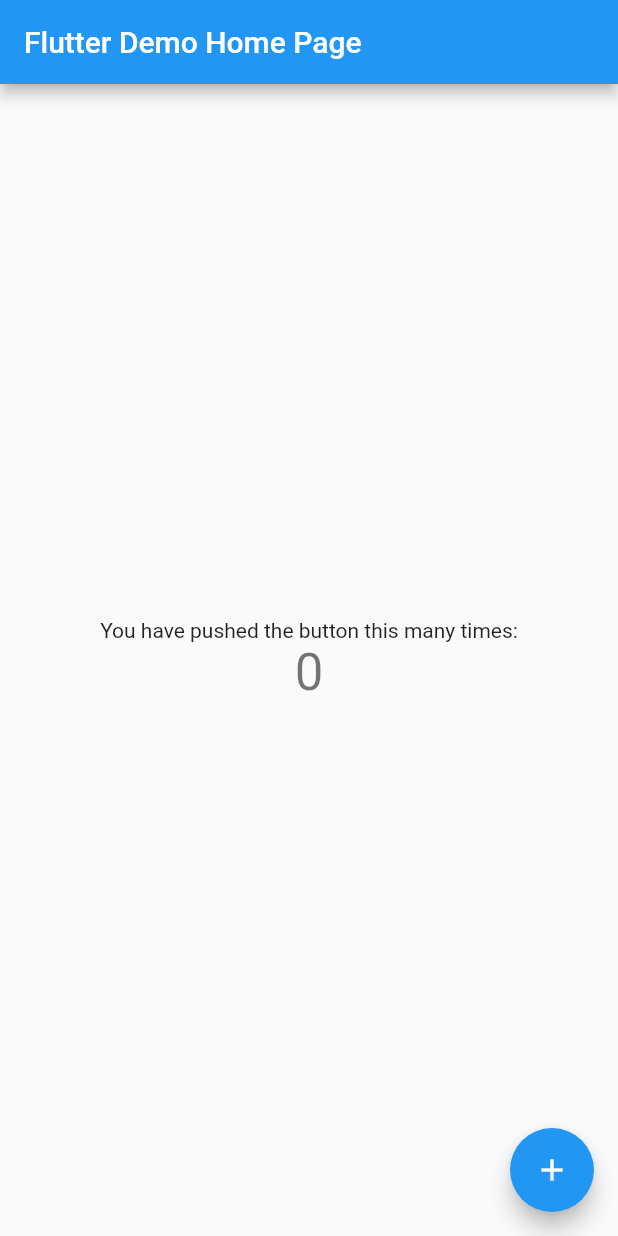
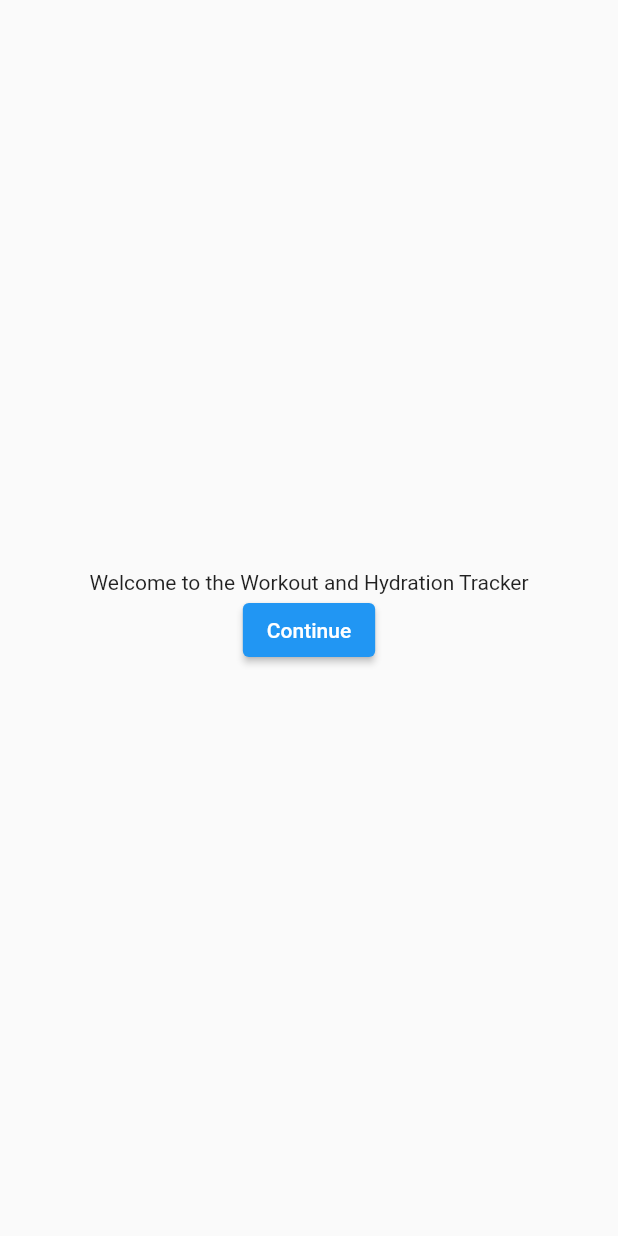
Before and after one commit to prinfray/water_app, a Flutter app: the screen it shows after launch, on a phone screen of 412 x 824 dp. Run offline on Flutter 3.47's test engine with Material 2 defaults, Android fonts, the phone set to English and light mode, and no system bars.

Commit message:
add screens widgets and data structure

```diff
--- /dev/null
+++ b/water_app/lib/data/exercice_data.dart
@@ -0,0 +1,86 @@
+import 'package:flutter/material.dart';
+import '../screens/exercise.dart';
+import '../screens/workout.dart';
+
+class WorkoutData extends ChangeNotifier {
+/*
+WORKOUT DATA STRUCTURE
+  */
+
+  List<Workout> workoutList = [
+    //default workout
+    Workout(name: "Workout1", exercises: [
+      Exercise(
+          name: "exercice1", weight: "weight1", reps: "reps1", sets: "sets1")
+    ]),
+    Workout(name: "Workout2", exercises: [
+      Exercise(
+          name: "exercice2", weight: "weight2", reps: "reps2", sets: "sets2")
+    ]),
+  ];
+
+  // get the list of workouts
+  List<Workout> getWorkoutList() {
+    return workoutList;
+  }
+
+  //add a workout
+  void addWorkout(String name) {
+    workoutList.add(Workout(name: name, exercises: []));
+
+    notifyListeners();
+  }
+
+  //add an exercise to a workout
+
+  void addExercise(String workoutName, String exerciseName, String weight,
+      String reps, String sets) {
+    Workout relevantWorkout = getRelevantWorkout(workoutName);
+    relevantWorkout.exercises.add(
+      Exercise(
+        name: exerciseName,
+        weight: weight,
+        reps: reps,
+        sets: sets,
+      ),
+    );
+    notifyListeners();
+  }
+
+  //check off the exercise
+  void checkOffExercise(String workoutName, String exerciseName) {
+    //find the relevant workout and relevant exercise in that workout
+    Exercise relevantExercise = getRelevantExercise(workoutName, exerciseName);
+
+    //check off boolean to show user completed the exercise
+    relevantExercise.isCompleted = !relevantExercise.isCompleted;
+    notifyListeners();
+  }
+
+  //get length of a given workout
+  int numberOfExercisesInWorkout(String workoutName) {
+    Workout relevantWorkout = getRelevantWorkout(workoutName);
+
+    return relevantWorkout.exercises.length;
+  }
+
+  //get the relevantWorkout
+  getRelevantWorkout(String workoutName) {
+    Workout relevantWorkout =
+        workoutList.firstWhere((workout) => workout.name == workoutName);
+
+    return relevantWorkout;
+  }
+
+  //return relevant exercise object, given a workout name + exercise name
+  Exercise getRelevantExercise(String workoutName, String exerciseName) {
+    //find relevant workout first
+    Workout relevantWorkout = getRelevantWorkout(workoutName);
+
+    //then find the relevant exercise in that workout
+    Exercise relevantExercise = relevantWorkout.exercises
+        .firstWhere((exercise) => exercise.name == exerciseName);
+
+    return relevantExercise;
+  }
+}
--- /dev/null
+++ b/water_app/lib/data/hydration_data.dart
@@ -0,0 +1,5 @@
+import 'package:flutter/material.dart';
+
+class HydrationData extends ChangeNotifier {
+
+}
--- a/water_app/lib/main.dart
+++ b/water_app/lib/main.dart
@@ -1,4 +1,8 @@
 import 'package:flutter/material.dart';
+import 'package:water_app/screens/home_page.dart';
+import 'package:provider/provider.dart';
+
+import 'data/exercice_data.dart';
 
 void main() {
   runApp(const MyApp());
@@ -10,106 +14,11 @@ class MyApp extends StatelessWidget {
   // This widget is the root of your application.
   @override
   Widget build(BuildContext context) {
-    return MaterialApp(
-      title: 'Flutter Demo',
-      theme: ThemeData(
-        // This is the theme of your application.
-        //
-        // Try running your application with "flutter run". You'll see the
-        // application has a blue toolbar. Then, without quitting the app, try
-        // changing the primarySwatch below to Colors.green and then invoke
-        // "hot reload" (press "r" in the console where you ran "flutter run",
-        // or simply save your changes to "hot reload" in a Flutter IDE).
-        // Notice that the counter didn't reset back to zero; the application
-        // is not restarted.
-        primarySwatch: Colors.blue,
-      ),
-      home: const MyHomePage(title: 'Flutter Demo Home Page'),
-    );
+    return ChangeNotifierProvider(
+        create: (context) => WorkoutData(),
+        child: const MaterialApp(
+          debugShowCheckedModeBanner: false,
+          home: HomePage(),
+        ));
   }
 }
-
-class MyHomePage extends StatefulWidget {
-  const MyHomePage({super.key, required this.title});
-
-  // This widget is the home page of your application. It is stateful, meaning
-  // that it has a State object (defined below) that contains fields that affect
-  // how it looks.
-
-  // This class is the configuration for the state. It holds the values (in this
-  // case the title) provided by the parent (in this case the App widget) and
-  // used by the build method of the State. Fields in a Widget subclass are
-  // always marked "final".
-
-  final String title;
-
-  @override
-  State<MyHomePage> createState() => _MyHomePageState();
-}
-
-class _MyHomePageState extends State<MyHomePage> {
-  int _counter = 0;
-
-  void _incrementCounter() {
-    setState(() {
-      // This call to setState tells the Flutter framework that something has
-      // changed in this State, which causes it to rerun the build method below
-      // so that the display can reflect the updated values. If we changed
-      // _counter without calling setState(), then the build method would not be
-      // called again, and so nothing would appear to happen.
-      _counter++;
-    });
-  }
-
-  @override
-  Widget build(BuildContext context) {
-    // This method is rerun every time setState is called, for instance as done
-    // by the _incrementCounter method above.
-    //
-    // The Flutter framework has been optimized to make rerunning build methods
-    // fast, so that you can just rebuild anything that needs updating rather
-    // than having to individually change instances of widgets.
-    return Scaffold(
-      appBar: AppBar(
-        // Here we take the value from the MyHomePage object that was created by
-        // the App.build method, and use it to set our appbar title.
-        title: Text(widget.title),
-      ),
-      body: Center(
-        // Center is a layout widget. It takes a single child and positions it
-        // in the middle of the parent.
-        child: Column(
-          // Column is also a layout widget. It takes a list of children and
-          // arranges them vertically. By default, it sizes itself to fit its
-          // children horizontally, and tries to be as tall as its parent.
-          //
-          // Invoke "debug painting" (press "p" in the console, choose the
-          // "Toggle Debug Paint" action from the Flutter Inspector in Android
-          // Studio, or the "Toggle Debug Paint" command in Visual Studio Code)
-          // to see the wireframe for each widget.
-          //
-          // Column has various properties to control how it sizes itself and
-          // how it positions its children. Here we use mainAxisAlignment to
-          // center the children vertically; the main axis here is the vertical
-          // axis because Columns are vertical (the cross axis would be
-          // horizontal).
-          mainAxisAlignment: MainAxisAlignment.center,
-          children: <Widget>[
-            const Text(
-              'You have pushed the button this many times:',
-            ),
-            Text(
-              '$_counter',
-              style: Theme.of(context).textTheme.headline4,
-            ),
-          ],
-        ),
-      ),
-      floatingActionButton: FloatingActionButton(
-        onPressed: _incrementCounter,
-        tooltip: 'Increment',
-        child: const Icon(Icons.add),
-      ), // This trailing comma makes auto-formatting nicer for build methods.
-    );
-  }
-}
--- /dev/null
+++ b/water_app/lib/screens/exercise.dart
@@ -0,0 +1,15 @@
+class Exercise {
+  final String name;
+  final String weight;
+  final String reps;
+  final String sets;
+  bool isCompleted;
+
+  Exercise({
+    required this.name,
+    required this.weight,
+    required this.reps,
+    required this.sets,
+    this.isCompleted = false,
+  });
+}
--- /dev/null
+++ b/water_app/lib/screens/home_page.dart
@@ -0,0 +1,27 @@
+import 'package:flutter/material.dart';
+import 'main_menu.dart';
+
+class HomePage extends StatelessWidget {
+  const HomePage({super.key});
+
+  @override
+  Widget build(BuildContext context) {
+    return Scaffold(
+      body: Center(
+        child: Column(
+          mainAxisAlignment: MainAxisAlignment.center,
+          children: <Widget>[
+            const Text("Welcome to the Workout and Hydration Tracker"),
+            ElevatedButton(
+              onPressed: () {
+                Navigator.push(context,
+                    MaterialPageRoute(builder: (context) => MainMenu()));
+              },
+              child: const Text("Continue"),
+            )
+          ],
+        ),
+      ),
+    );
+  }
+}
--- /dev/null
+++ b/water_app/lib/screens/workout.dart
@@ -0,0 +1,8 @@
+import 'exercise.dart';
+
+class Workout {
+  final String name;
+  final List<Exercise> exercises;
+
+  Workout({required this.name, required this.exercises});
+}
--- a/water_app/pubspec.yaml
+++ b/water_app/pubspec.yaml
@@ -36,6 +36,7 @@ dependencies:
   # The following adds the Cupertino Icons font to your application.
   # Use with the CupertinoIcons class for iOS style icons.
   cupertino_icons: ^1.0.2
+  mobx_provider:
 
 dev_dependencies:
   flutter_test:
```
Also changed, not shown: water_app/lib/data/hydration_recommendations.dart (added, +11 -0 lines), water_app/lib/data/weather_location_suggestions.dart (added, +11 -0 lines), water_app/lib/screens/exercice_page.dart (added, +27 -0 lines), water_app/lib/screens/hydration_page.dart (added, +27 -0 lines), water_app/lib/screens/main_menu.dart (added, +74 -0 lines), water_app/lib/screens/profile.dart (added, +11 -0 lines), water_app/lib/screens/settings.dart (added, +11 -0 lines), water_app/lib/screens/login_page.dart (added), water_app/pubspec.lock.
